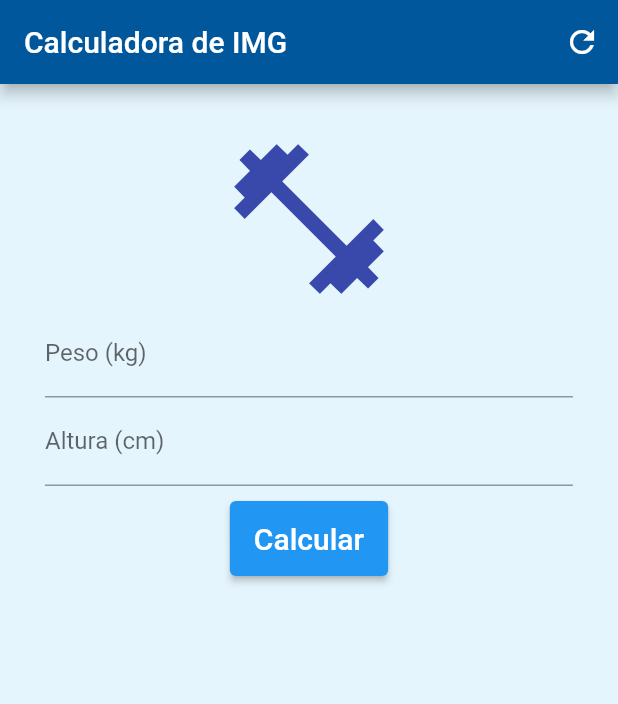
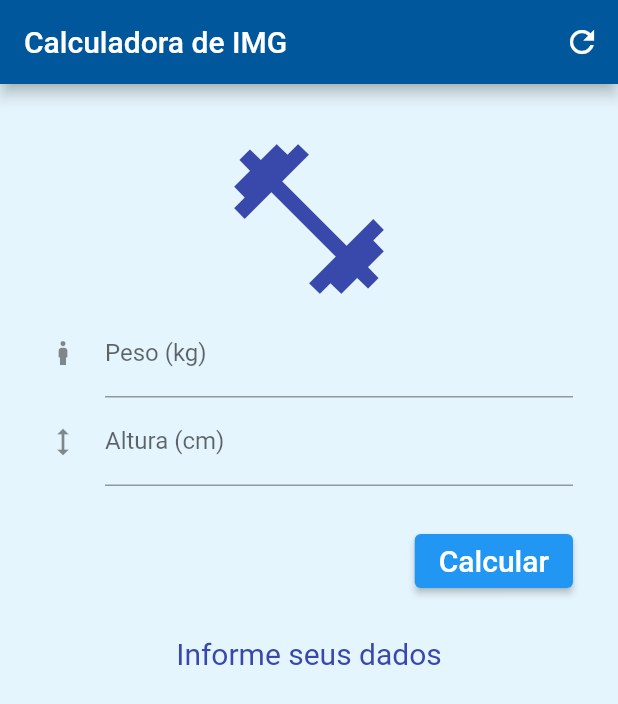
Before and after one commit to Bru-marques/caluladora_imc_flutter, a Flutter app: the screen it shows after launch, after a tap on "Calcular", on a phone screen of 412 x 824 dp. Shown: the top 704 px of the screen. Run offline on Flutter 3.47's test engine with Material 2 defaults, Android fonts, the phone set to English and light mode, and no system bars.

```diff
--- a/lib/main.dart
+++ b/lib/main.dart
@@ -14,6 +14,48 @@ class Home extends StatefulWidget {
 }
 
 class _HomeState extends State<Home> {
+  TextEditingController weightController = TextEditingController();
+  TextEditingController heightController = TextEditingController();
+
+  GlobalKey<FormState> _formKey = GlobalKey<FormState>();
+
+  String _infoText = "Informe seus dados";
+
+  void _resetFields() {
+    setState(() {
+      weightController.text = "";
+      heightController.text = "";
+      _infoText = "Informe seus dados";
+    });
+  }
+
+  void _calculate() {
+    setState(() {
+      double weight = double.parse(weightController.text);
+      double height = double.parse(heightController.text) / 100;
+      double imc = weight / (height * height);
+      if (imc < 18.6) {
+        _infoText =
+            "Seu IMC é (${imc.toStringAsPrecision(4)}), isso quer dizer que está baixo do peso.";
+      } else if (imc >= 18.6 && imc < 24.9) {
+        _infoText =
+            "Seu IMC é (${imc.toStringAsPrecision(4)}), isso quer dizer que está no peso ideal.";
+      } else if (imc >= 24.9 && imc < 29.9) {
+        _infoText =
+            "Seu IMC é (${imc.toStringAsPrecision(4)}), isso quer dizer que está acima do peso.";
+      } else if (imc >= 29.9 && imc < 34.9) {
+        _infoText =
+            "Seu IMC é (${imc.toStringAsPrecision(4)}), isso quer dizer que está com obesidade grau 1.";
+      } else if (imc >= 34.9 && imc < 39.9) {
+        _infoText =
+            "Seu IMC é (${imc.toStringAsPrecision(4)}), isso quer dizer que está com obesidade grau 2.";
+      } else if (imc >= 40.0) {
+        _infoText =
+            "Seu IMC é (${imc.toStringAsPrecision(4)}), isso quer dizer que está com obesidade grau 3.";
+      }
+    });
+  }
+
   @override
   Widget build(BuildContext context) {
     return Scaffold(
@@ -24,10 +66,11 @@ class _HomeState extends State<Home> {
           IconButton(
             icon: const Icon(Icons.refresh_sharp),
             onPressed: () {
+              _resetFields();
               ScaffoldMessenger.of(context).showSnackBar(
                 const SnackBar(
                   content: Text(
-                      "texto aleatorio de teste !!",
+                    "Os dados inseridos foram apagados.",
                   ),
                 ),
               );
@@ -39,35 +82,64 @@ class _HomeState extends State<Home> {
       body: SingleChildScrollView(
         padding: EdgeInsets.all(30),
         child: Form(
+          key: _formKey,
           child: Column(
+            crossAxisAlignment: CrossAxisAlignment.stretch,
             children: <Widget>[
-                Icon(Icons.fitness_center,
-                    size: 120.0, color: Colors.indigo[600]),
+              Icon(
+                Icons.fitness_center,
+                size: 120.0,
+                color: Colors.indigo[600],
+              ),
               TextFormField(
+                controller: weightController,
+                // validator: (value) {
+                //   if (value!.isEmpty) {
+                //     return "Insira seu peso.";
+                //   } else {
+                //     return null;
+                //   }
+                // },
                 decoration: const InputDecoration(
                   labelText: "Peso (kg)",
-                )),
+                  icon: Icon(Icons.boy_outlined),
+                ),
+              ),
               TextFormField(
-                  decoration: InputDecoration(labelText: "Altura (cm)"),
+                controller: heightController,
+                decoration: const InputDecoration(
+                  labelText: "Altura (cm)",
+                  icon: Icon(Icons.height_sharp),
+                ),
               ),
               Padding(
-                  padding: EdgeInsets.symmetric(vertical: 10.0),
+                padding: const EdgeInsets.symmetric(vertical: 10.0),
                 child: Container(
-                    height: 50.0,
+                  height: 80.0,
+                  alignment: Alignment.centerRight,
                   child: ElevatedButton(
-                      onPressed: () {},
-                      child: Text(
+                    onPressed: () {
+                      _calculate();
+                    },
+
+                    child: const Text(
                       "Calcular",
-                        style: TextStyle(color: Colors.white, fontSize: 20.0),
+                      style: TextStyle(
+                        color: Colors.white,
+                        fontSize: 20.0,
+                      ),
                     ),
                     // buttonStyle: TextStyle(color:  Colors.lightBlue[900]),
                   ),
                 ),
               ),
+              Text(_infoText,
+                  textAlign: TextAlign.center,
+                  style: TextStyle(color: Colors.indigo[600], fontSize: 20.0)),
             ],
           ),
         ),
-        ));
+      ),
+    );
   }
 }
- //falta estilizar a cord do botao *************************
```
Lines whose indentation alone changed are shown as unchanged.
